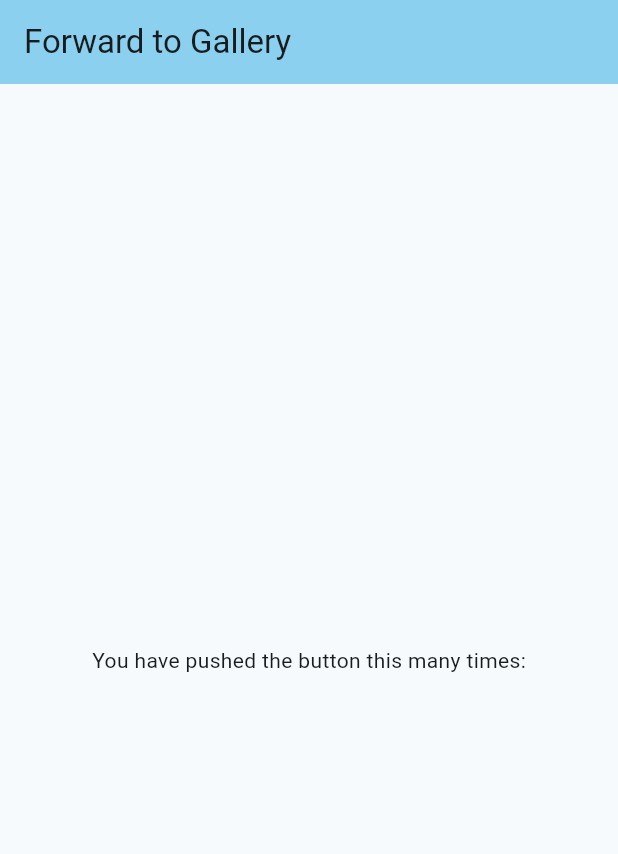
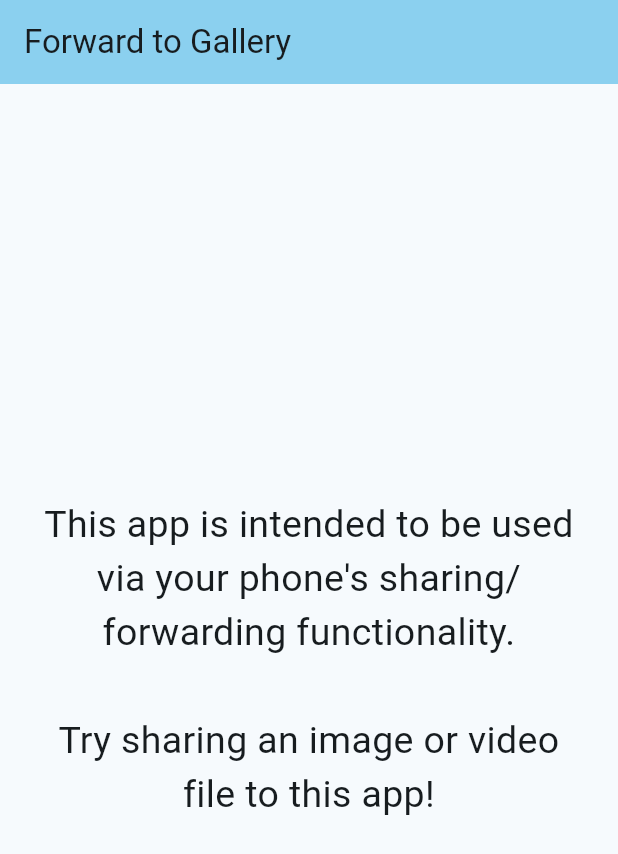
Before and after one commit to vanilladrop/forward-to-gallery, a Flutter app: the screen it shows after launch, on a phone screen of 412 x 824 dp. Shown: the top 854 px of the screen. Run offline on Flutter 3.47's test engine with Material 3 defaults, Android fonts, the light colour scheme and no system bars.

Commit message:
Changed class names and modified text shown to user

```diff
--- a/lib/main.dart
+++ b/lib/main.dart
@@ -15,21 +15,21 @@
         colorScheme: ColorScheme.fromSeed(seedColor: Colors.blueGrey),
         useMaterial3: true,
       ),
-      home: const MyHomePage(title: 'Forward to Gallery'),
+      home: const Homepage(title: 'Forward to Gallery'),
     );
   }
 }
 
-class MyHomePage extends StatefulWidget {
-  const MyHomePage({super.key, required this.title});
+class Homepage extends StatefulWidget {
+  const Homepage({super.key, required this.title});
 
   final String title;
 
   @override
-  State<MyHomePage> createState() => _MyHomePageState();
+  State<Homepage> createState() => _HomepageState();
 }
 
-class _MyHomePageState extends State<MyHomePage> {
+class _HomepageState extends State<Homepage> {
   @override
   Widget build(BuildContext context) {
     return Scaffold(
@@ -41,8 +41,13 @@
         child: Column(
           mainAxisAlignment: MainAxisAlignment.center,
           children: <Widget>[
-            Text(
-              'You have pushed the button this many times:',
+            Padding(
+              padding: EdgeInsets.symmetric(horizontal: 20.0),
+              child: Text(
+                'This app is intended to be used via your phone\'s sharing/forwarding functionality.\n\nTry sharing an image or video file to this app!',
+                style: TextStyle(fontSize: 25.0),
+                textAlign: TextAlign.center,
+              ),
             ),
           ],
         ),
```
